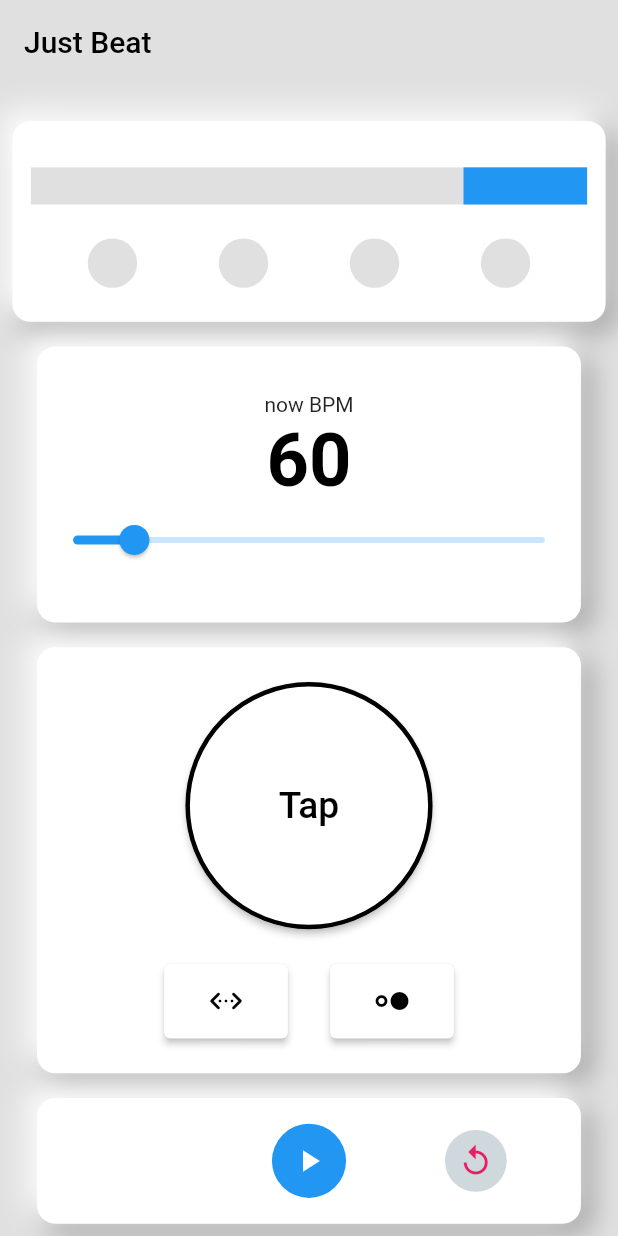
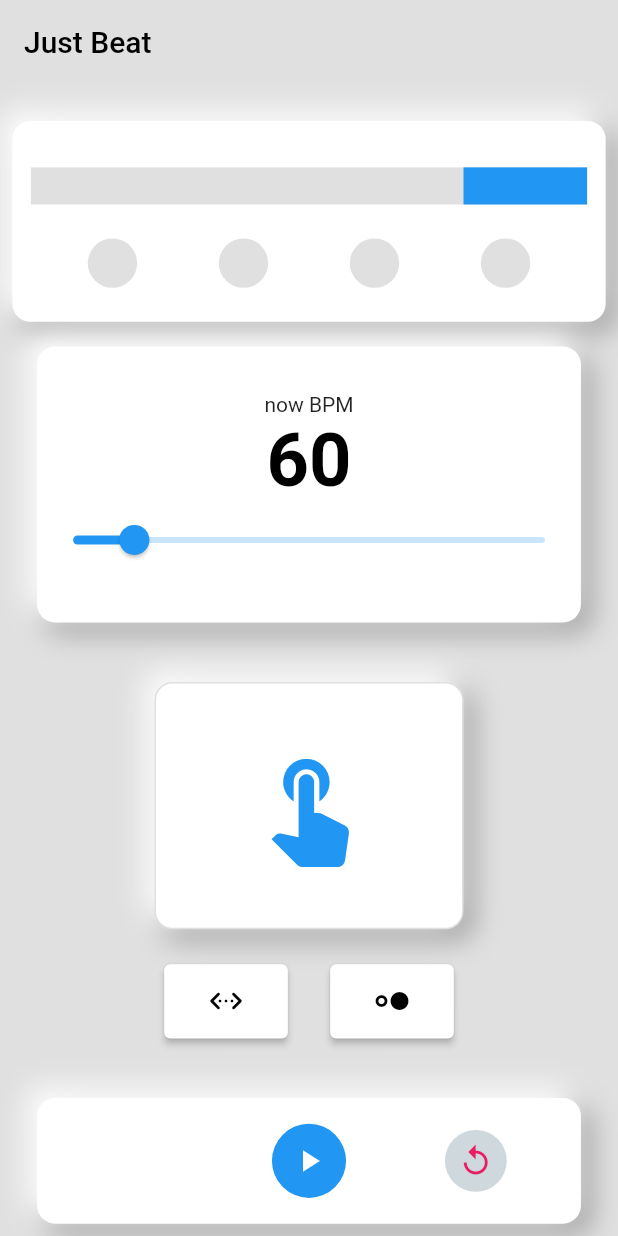
Before and after one commit to yuto90/metronome, a Flutter app: the screen it shows after launch, on a phone screen of 412 x 824 dp. Run offline on Flutter 3.47's test engine with Material 2 defaults, Android fonts, the phone set to English and light mode, and no system bars; missing offline and left inert: soundpool.

Commit message:
メインボタンのレイアウト修正、カラー変化のロジックを作成

```diff
--- a/lib/home/home.dart
+++ b/lib/home/home.dart
@@ -111,10 +111,7 @@ class Home extends StatelessWidget {
                         SizeConfig.blockSizeHorizontal! * 6,
                         SizeConfig.blockSizeVertical! * 1,
                       ),
-                      child: Container(
-                        decoration: model.homeProperty.smooth(),
-                        child: Tap(model: model),
-                      ),
+                      child: Tap(model: model),
                     ),
                   ),
                   //! ---------------------------------------------------------------
--- a/lib/home/home_model.dart
+++ b/lib/home/home_model.dart
@@ -40,10 +40,12 @@ class HomeModel extends ChangeNotifier {
   double pendulumWidth = 20;
 
   // ジャストタイミングとして許容する幅
-  double safeWidth = 5.0;
+  double safeWidth = 20.0;
 
   // タップの判定フラグ
   bool isJustBeat = false;
+  // ボタンタップ判定フラグ
+  bool isMainButtonTap = false;
 
   Soundpool beatPool = Soundpool.fromOptions(
     options: SoundpoolOptions(streamType: StreamType.music),
@@ -143,7 +145,6 @@ class HomeModel extends ChangeNotifier {
         : this.alignment = Alignment.bottomRight;
 
     notifyListeners();
-    isJustBeat = false;
   }
 
   // シークバーでテンポを変える
@@ -162,21 +163,31 @@ class HomeModel extends ChangeNotifier {
   }
 
   // ボタンをタップした時
-  void tap() {
+  void tapDown() {
+    isMainButtonTap = true;
+
     if (run) {
       // widgetKeyを付けたWidgetのグローバル座標を取得する
       final RenderBox pendulumBox =
           pendulumGlobalKey.currentContext!.findRenderObject() as RenderBox;
       final pendulumWidget = pendulumBox.localToGlobal(Offset.zero);
 
+      print(pendulumWidget);
       if (pendulumWidget.dx <= limitLeft.dx + safeWidth ||
           pendulumWidget.dx >= limitRight.dx - safeWidth) {
         isJustBeat = true;
+        print(isJustBeat);
       } else {
         isJustBeat = false;
       }
-      notifyListeners();
     }
+    notifyListeners();
+  }
+
+  /// ボタンを離した時
+  void tapUp() {
+    isMainButtonTap = false;
+    notifyListeners();
   }
 
   // 振り子の画面表示フラグを切り替える関数
--- a/lib/home/home_part_tap.dart
+++ b/lib/home/home_part_tap.dart
@@ -13,28 +13,51 @@ class Tap extends StatelessWidget {
       mainAxisAlignment: MainAxisAlignment.start,
       children: [
         Spacer(),
-        SizedBox(
-          width: SizeConfig.blockSizeHorizontal! * 50,
-          height: SizeConfig.blockSizeVertical! * 20,
-          child: ElevatedButton(
-            child: Text(
-              'Tap',
-              style: TextStyle(
-                fontSize: SizeConfig.blockSizeVertical! * 3,
+        GestureDetector(
+          // Widgetを押した時
+          onTapDown: (_) => model.tapDown(),
+          // Widgetを離した時
+          onTapUp: (_) => model.tapUp(),
+          // Widgetを押している最中に指が範囲外に出た時
+          onTapCancel: () => model.tapUp(),
+          child: AnimatedContainer(
+            duration: Duration(milliseconds: 100),
+            width: SizeConfig.blockSizeHorizontal! * 50,
+            height: SizeConfig.blockSizeVertical! * 20,
+            child: Icon(
+              Icons.touch_app,
+              color: model.isJustBeat ? Colors.red : Colors.blue,
+              size: SizeConfig.blockSizeVertical! * 10,
+            ),
+            decoration: BoxDecoration(
+              color: Colors.white,
+              borderRadius: BorderRadius.circular(12),
+              border: Border.all(
+                color: model.isMainButtonTap
+                    ? Colors.grey.shade200
+                    : Colors.grey.shade300,
               ),
+              boxShadow: model.isMainButtonTap
+                  ? [
+                      // ボタン押下時は影を無くす
+                    ]
+                  : [
+                      BoxShadow(
+                        color: model.isJustBeat
+                            ? Colors.red
+                            : Colors.grey.shade500,
+                        offset: Offset(6, 6),
+                        blurRadius: 15,
+                        spreadRadius: 1,
+                      ),
+                      BoxShadow(
+                        color: model.isJustBeat ? Colors.red : Colors.white,
+                        offset: Offset(-6, -6),
+                        blurRadius: 15,
+                        spreadRadius: 1,
+                      )
+                    ],
             ),
-            style: ElevatedButton.styleFrom(
-              primary: model.isJustBeat ? Colors.green[200] : Colors.white,
-              onPrimary: Colors.black,
-              shape: const CircleBorder(
-                side: BorderSide(
-                  color: Colors.black,
-                  width: 3,
-                  style: BorderStyle.solid,
-                ),
-              ),
-            ),
-            onPressed: () => model.tap(),
           ),
         ),
         Spacer(),
--- a/lib/property/home_property.dart
+++ b/lib/property/home_property.dart
@@ -3,7 +3,8 @@ import 'package:flutter/widgets.dart';
 
 class HomeProperty {
   /// 白ベースのWidgetに影をつける\
-  /// ※こっちでcolorプロパティ済み
+  /// ※こっちでcolorプロパティ済み\
+  /// @return BoxDecorationプロパティ
   BoxDecoration smooth() {
     return BoxDecoration(
       color: Colors.white,
```
